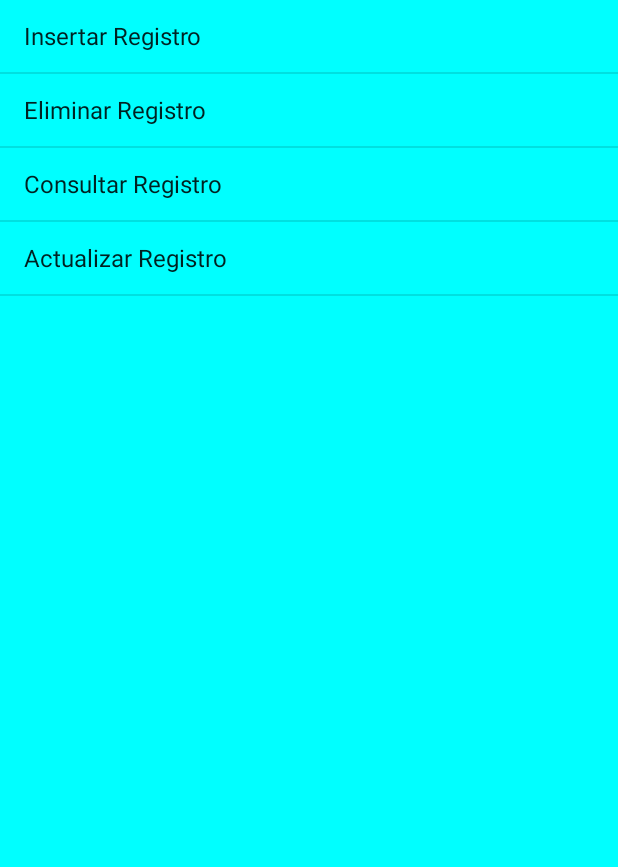
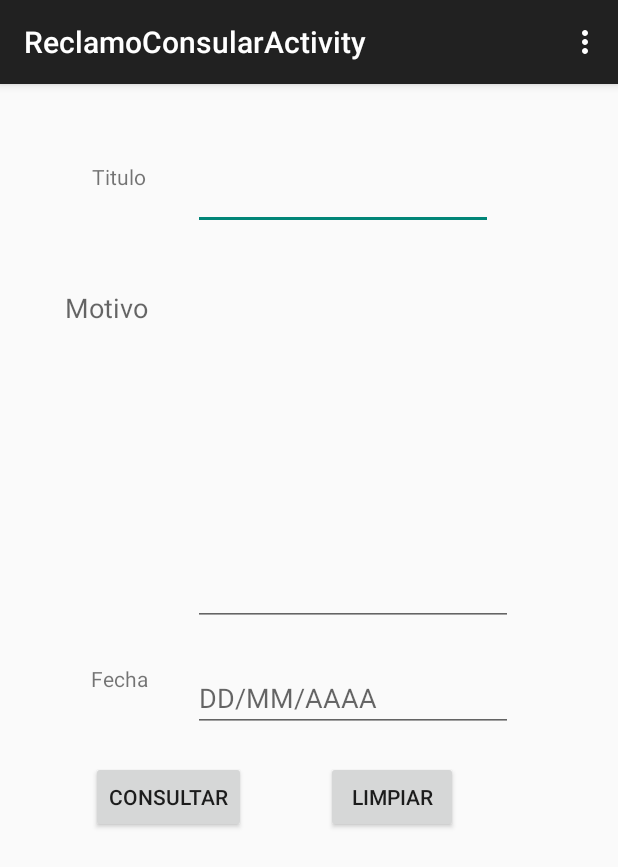
Before and after one commit to Irvandoval/reclamosCRUD, an Android app: the ReclamoMenuActivity screen opened directly, with no data from a screen before it, after a tap on "Consultar Registro", on a phone screen of 412 x 824 dp. Shown: the top 867 px of the screen. Run offline under Robolectric (Android 15) with nearby library versions, the phone set to English and light mode, and no system bars.

Commit message:
casi completo reclamos por cierto cagada en activity_reclamo_consular dragon lol

```diff
--- /dev/null
+++ b/app/src/main/java/com/example/irvandoval/reclamosgrupo17/reclamo/ReclamoConsularActivity.java
@@ -0,0 +1,55 @@
+package com.example.irvandoval.reclamosgrupo17.reclamo;
+
+import android.support.v7.app.ActionBarActivity;
+import android.os.Bundle;
+import android.view.Menu;
+import android.view.MenuItem;
+import android.view.View;
+import android.widget.EditText;
+
+import com.example.irvandoval.reclamosgrupo17.R;
+import com.example.irvandoval.reclamosgrupo17.majoramask.MaskTextWatcher;
+
+public class ReclamoConsularActivity extends ActionBarActivity {
+    EditText titulo;
+    EditText motivo;
+    EditText fecha;
+    @Override
+    protected void onCreate(Bundle savedInstanceState) {
+        super.onCreate(savedInstanceState);
+        setContentView(R.layout.activity_reclamo_consular);
+        titulo=(EditText)findViewById(R.id.TituloReclamo);
+        motivo=(EditText)findViewById(R.id.MotivoReclamo);
+        fecha=(EditText)findViewById(R.id.fechaReclamo);
+        fecha.addTextChangedListener(new MaskTextWatcher("##/##/####"));
+    }
+
+
+    @Override
+    public boolean onCreateOptionsMenu(Menu menu) {
+        // Inflate the menu; this adds items to the action bar if it is present.
+        getMenuInflater().inflate(R.menu.menu_reclamo_consular, menu);
+        return true;
+    }
+
+    @Override
+    public boolean onOptionsItemSelected(MenuItem item) {
+        // Handle action bar item clicks here. The action bar will
+        // automatically handle clicks on the Home/Up button, so long
+        // as you specify a parent activity in AndroidManifest.xml.
+        int id = item.getItemId();
+
+        //noinspection SimplifiableIfStatement
+        if (id == R.id.action_settings) {
+            return true;
+        }
+
+        return super.onOptionsItemSelected(item);
+    }
+    public void limpiarTexto1(View v){
+        titulo.setText("");
+        motivo.setText("");
+        fecha.setText("");
+
+    }
+}
--- a/app/src/main/java/com/example/irvandoval/reclamosgrupo17/reclamo/ReclamoMenuActivity.java
+++ b/app/src/main/java/com/example/irvandoval/reclamosgrupo17/reclamo/ReclamoMenuActivity.java
@@ -17,7 +17,7 @@ import com.example.irvandoval.reclamosgrupo17.R;
 public class ReclamoMenuActivity extends ListActivity {
     String menu[]; // que opciones contendra el menu?
     String activities[] = {"ReclamoInsertarActivity","ReclamoEliminarActivity"
-            ,"ReclamoConsultarActivity","ReclamoActualizarActivity"};
+            ,"ReclamoConsularActivity","ReclamoActualizarActivity"};
     @Override
     protected void onCreate(Bundle savedInstanceState) {
         super.onCreate(savedInstanceState);
--- /dev/null
+++ b/app/src/main/res/layout/activity_reclamo_consular.xml
@@ -0,0 +1,97 @@
+<RelativeLayout xmlns:android="http://schemas.android.com/apk/res/android"
+    xmlns:tools="http://schemas.android.com/tools" android:layout_width="match_parent"
+    android:layout_height="match_parent" android:paddingLeft="@dimen/activity_horizontal_margin"
+    android:paddingRight="@dimen/activity_horizontal_margin"
+    android:paddingTop="@dimen/activity_vertical_margin"
+    android:paddingBottom="@dimen/activity_vertical_margin"
+    tools:context="com.example.irvandoval.reclamosgrupo17.reclamo.ReclamoConsularActivity">
+
+    <TextView android:text="@string/Titulo" android:layout_width="wrap_content"
+        android:layout_height="wrap_content"
+        android:layout_alignParentTop="true"
+        android:layout_alignParentLeft="true"
+        android:layout_alignParentStart="true"
+        android:layout_marginLeft="45dp"
+        android:layout_marginStart="45dp"
+        android:layout_marginTop="36dp"
+        android:id="@+id/textView12" />
+
+    <EditText
+        android:layout_width="200dp"
+        android:layout_height="wrap_content"
+        android:id="@+id/reclamoTitulo"
+        android:layout_alignTop="@+id/textView12"
+        android:layout_toRightOf="@+id/textView12"
+        android:layout_toEndOf="@+id/textView12"
+        android:layout_marginLeft="31dp"
+        android:layout_marginStart="31dp" />
+
+    <TextView
+        android:layout_width="wrap_content"
+        android:layout_height="wrap_content"
+        android:textAppearance="?android:attr/textAppearanceMedium"
+        android:text="@string/motivo"
+        android:id="@+id/textView13"
+        android:layout_below="@+id/reclamoTitulo"
+        android:layout_alignParentLeft="true"
+        android:layout_alignParentStart="true"
+        android:layout_marginLeft="27dp"
+        android:layout_marginStart="27dp"
+        android:layout_marginTop="39dp" />
+
+    <EditText
+        android:layout_width="wrap_content"
+        android:layout_height="200dp"
+        android:inputType="textMultiLine"
+        android:ems="10"
+        android:id="@+id/reclamoMotivo"
+        android:layout_below="@+id/textView13"
+        android:layout_alignLeft="@+id/reclamoTitulo"
+        android:layout_alignStart="@+id/reclamoTitulo" />
+
+    <TextView
+        android:layout_width="wrap_content"
+        android:layout_height="wrap_content"
+        android:textAppearance="?android:attr/textAppearanceSmall"
+        android:text="@string/Fecha"
+        android:id="@+id/textView14"
+        android:layout_marginTop="25dp"
+        android:layout_below="@+id/reclamoMotivo"
+        android:layout_alignRight="@+id/textView13"
+        android:layout_alignEnd="@+id/textView13" />
+
+    <EditText
+        android:layout_width="wrap_content"
+        android:layout_height="wrap_content"
+        android:inputType="date"
+        android:ems="10"
+        android:layout_alignTop="@+id/textView14"
+        android:layout_alignLeft="@+id/reclamoMotivo"
+        android:layout_alignStart="@+id/reclamoMotivo"
+        android:hint="@string/formatofec"
+        android:id="@+id/fechaReclamo" />
+
+    <Button
+        android:layout_width="wrap_content"
+        android:layout_height="wrap_content"
+        android:text="@string/consultar_boton"
+        android:id="@+id/button6"
+        android:layout_below="@+id/fechaReclamo"
+        android:layout_alignLeft="@+id/textView14"
+        android:layout_alignStart="@+id/textView14"
+        android:layout_marginTop="19dp" />
+
+    <Button
+        android:layout_width="wrap_content"
+        android:layout_height="wrap_content"
+        android:text="@string/limpiar_boton"
+        android:id="@+id/button7"
+        android:layout_alignBottom="@+id/button6"
+        android:layout_alignRight="@+id/reclamoTitulo"
+        android:layout_alignEnd="@+id/reclamoTitulo"
+        android:layout_marginRight="23dp"
+        android:layout_marginEnd="23dp"
+        android:singleLine="false"
+        android:onClick="limpiarTexto1" />
+
+</RelativeLayout>
--- a/app/src/main/res/layout/activity_reclamo_insertar.xml
+++ b/app/src/main/res/layout/activity_reclamo_insertar.xml
@@ -32,7 +32,7 @@
         android:layout_width="wrap_content"
         android:layout_height="wrap_content"
         android:textAppearance="?android:attr/textAppearanceMedium"
-        android:text="Motivo"
+        android:text="@string/motivo"
         android:id="@+id/motivoReclamo"
         android:layout_below="@+id/TituloReclamo"
         android:layout_alignLeft="@+id/textView8"
@@ -53,7 +53,7 @@
         android:layout_width="wrap_content"
         android:layout_height="wrap_content"
         android:textAppearance="?android:attr/textAppearanceSmall"
-        android:text="Fecha "
+        android:text="@string/Fecha"
         android:id="@+id/textfec"
         android:layout_marginTop="37dp"
         android:layout_below="@+id/MotivoReclamo"
--- /dev/null
+++ b/app/src/main/res/menu/menu_reclamo_consular.xml
@@ -0,0 +1,7 @@
+<menu xmlns:android="http://schemas.android.com/apk/res/android"
+    xmlns:app="http://schemas.android.com/apk/res-auto"
+    xmlns:tools="http://schemas.android.com/tools"
+    tools:context="com.example.irvandoval.reclamosgrupo17.reclamo.ReclamoConsularActivity">
+    <item android:id="@+id/action_settings" android:title="@string/action_settings"
+        android:orderInCategory="100" app:showAsAction="never" />
+</menu>
--- a/app/src/main/res/values/strings.xml
+++ b/app/src/main/res/values/strings.xml
@@ -68,5 +68,10 @@
     <string name="title_activity_reclamo_insertar">ReclamoInsertarActivity</string>
     <string name="Titulo">Titulo</string>
     <string name="formatofec">DD/MM/AAAA</string>
+    <string name="title_activity_reclamo_actualizar">ReclamoActualizarActivity</string>
+    <string name="motivo">Motivo</string>
+    <string name="Fecha">Fecha</string>
+    <string name="title_activity_reclamo_consular">ReclamoConsularActivity</string>
+    <string name="title_activity_reclamo_eliminar">ReclamoEliminarActivity</string>
 
 </resources>
```
Also changed, not shown: app/src/main/AndroidManifest.xml (+12 -0 lines), app/src/main/java/com/example/irvandoval/reclamosgrupo17/reclamo/ReclamoActualizarActivity.java (added, +55 -0 lines), app/src/main/java/com/example/irvandoval/reclamosgrupo17/reclamo/ReclamoEliminarActivity.java (added, +55 -0 lines), app/src/main/res/layout/activity_reclamo_actualizar.xml (added, +96 -0 lines), app/src/main/res/layout/activity_reclamo_eliminar.xml (added, +92 -0 lines), app/src/main/res/menu/menu_reclamo_actualizar.xml (added, +7 -0 lines), app/src/main/res/menu/menu_reclamo_eliminar.xml (added, +7 -0 lines).
